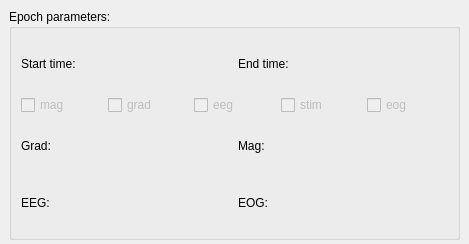
This is meggie/ui/qt4Designer_ui_files/epochParamsWidget.ui in cibr-jyu/meggie as Qt 5 draws it before an edit. The edited form follows.
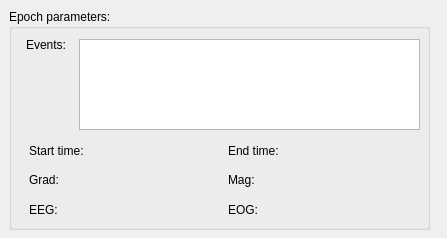
This is the edited form.

Commit message: Event categories from chosen epochs is now shown on mainWindow.

The edit to the form file:
```diff
--- a/meggie/ui/qt4Designer_ui_files/epochParamsWidget.ui
+++ b/meggie/ui/qt4Designer_ui_files/epochParamsWidget.ui
@@ -6,8 +6,8 @@
    <rect>
     <x>0</x>
     <y>0</y>
-    <width>469</width>
-    <height>244</height>
+    <width>447</width>
+    <height>238</height>
    </rect>
   </property>
   <property name="windowTitle">
@@ -18,105 +18,22 @@
     <rect>
      <x>9</x>
      <y>9</y>
-     <width>451</width>
-     <height>231</height>
+     <width>421</width>
+     <height>221</height>
     </rect>
    </property>
    <property name="title">
     <string>Epoch parameters:</string>
    </property>
-   <layout class="QGridLayout" name="gridLayout">
-    <item row="0" column="0">
-     <layout class="QHBoxLayout" name="horizontalLayout">
-      <item>
-       <widget class="QLabel" name="labelTmin">
-        <property name="text">
-         <string>Start time:</string>
-        </property>
-       </widget>
-      </item>
-      <item>
-       <widget class="QLabel" name="labelTmax">
-        <property name="text">
-         <string>End time:</string>
-        </property>
-       </widget>
-      </item>
-     </layout>
-    </item>
-    <item row="1" column="0">
-     <layout class="QHBoxLayout" name="horizontalLayout_6">
-      <item>
-       <widget class="QCheckBox" name="checkBoxMag">
-        <property name="enabled">
-         <bool>false</bool>
-        </property>
-        <property name="text">
-         <string>mag</string>
-        </property>
-        <property name="checkable">
-         <bool>true</bool>
-        </property>
-        <property name="checked">
-         <bool>false</bool>
-        </property>
-       </widget>
-      </item>
-      <item>
-       <widget class="QCheckBox" name="checkBoxGrad">
-        <property name="enabled">
-         <bool>false</bool>
-        </property>
-        <property name="text">
-         <string>grad</string>
-        </property>
-        <property name="checked">
-         <bool>false</bool>
-        </property>
-       </widget>
-      </item>
-      <item>
-       <widget class="QCheckBox" name="checkBoxEeg">
-        <property name="enabled">
-         <bool>false</bool>
-        </property>
-        <property name="text">
-         <string>eeg</string>
-        </property>
-        <property name="checked">
-         <bool>false</bool>
-        </property>
-       </widget>
-      </item>
-      <item>
-       <widget class="QCheckBox" name="checkBoxStim">
-        <property name="enabled">
-         <bool>false</bool>
-        </property>
-        <property name="text">
-         <string>stim</string>
-        </property>
-        <property name="checked">
-         <bool>false</bool>
-        </property>
-       </widget>
-      </item>
-      <item>
-       <widget class="QCheckBox" name="checkBoxEog">
-        <property name="enabled">
-         <bool>false</bool>
-        </property>
-        <property name="text">
-         <string>eog</string>
-        </property>
-        <property name="checked">
-         <bool>false</bool>
-        </property>
-       </widget>
-      </item>
-     </layout>
-    </item>
-    <item row="2" column="0">
+   <widget class="QWidget" name="horizontalLayoutWidget">
+    <property name="geometry">
+     <rect>
+      <x>20</x>
+      <y>160</y>
+      <width>391</width>
+      <height>21</height>
+     </rect>
+    </property>
      <layout class="QHBoxLayout" name="horizontalLayout_2">
       <item>
        <widget class="QLabel" name="labelGradReject_3">
@@ -133,8 +50,35 @@
        </widget>
       </item>
      </layout>
-    </item>
-    <item row="3" column="0">
+   </widget>
+   <widget class="QLabel" name="labelEvents">
+    <property name="geometry">
+     <rect>
+      <x>17</x>
+      <y>25</y>
+      <width>61</width>
+      <height>21</height>
+     </rect>
+    </property>
+    <property name="text">
+     <string>Events:</string>
+    </property>
+    <property name="scaledContents">
+     <bool>true</bool>
+    </property>
+    <property name="wordWrap">
+     <bool>true</bool>
+    </property>
+   </widget>
+   <widget class="QWidget" name="horizontalLayoutWidget_2">
+    <property name="geometry">
+     <rect>
+      <x>20</x>
+      <y>190</y>
+      <width>391</width>
+      <height>21</height>
+     </rect>
+    </property>
      <layout class="QHBoxLayout" name="horizontalLayout_3">
       <item>
        <widget class="QLabel" name="labelEegReject_3">
@@ -151,8 +95,43 @@
        </widget>
       </item>
      </layout>
-    </item>
-   </layout>
+   </widget>
+   <widget class="QTextBrowser" name="textBrowserEvents">
+    <property name="geometry">
+     <rect>
+      <x>70</x>
+      <y>30</y>
+      <width>341</width>
+      <height>91</height>
+     </rect>
+    </property>
+   </widget>
+   <widget class="QWidget" name="">
+    <property name="geometry">
+     <rect>
+      <x>20</x>
+      <y>130</y>
+      <width>391</width>
+      <height>23</height>
+     </rect>
+    </property>
+    <layout class="QHBoxLayout" name="horizontalLayout">
+     <item>
+      <widget class="QLabel" name="labelTmin">
+       <property name="text">
+        <string>Start time:</string>
+       </property>
+      </widget>
+     </item>
+     <item>
+      <widget class="QLabel" name="labelTmax">
+       <property name="text">
+        <string>End time:</string>
+       </property>
+      </widget>
+     </item>
+    </layout>
+   </widget>
    <zorder>horizontalLayoutWidget</zorder>
    <zorder>horizontalLayoutWidget_2</zorder>
    <zorder>labelGradReject_3</zorder>
```
Left out of the diff: 4 changed lines with no effect on the pictures. Lines whose indentation alone changed are shown as unchanged. The commit also changes 2 other files.
